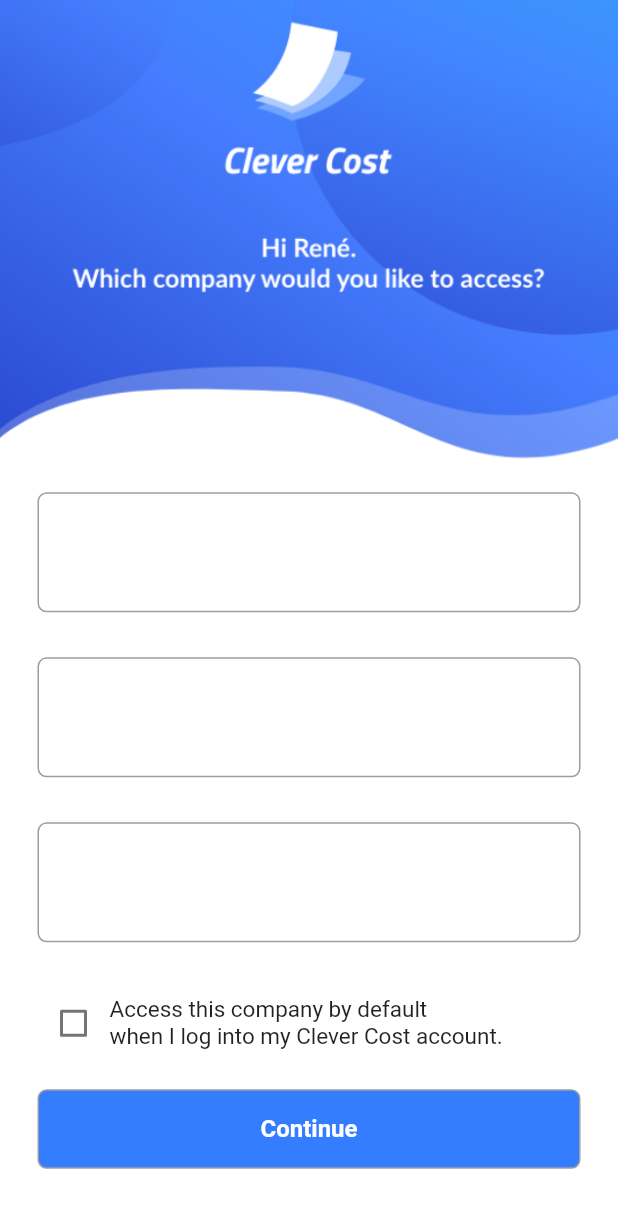
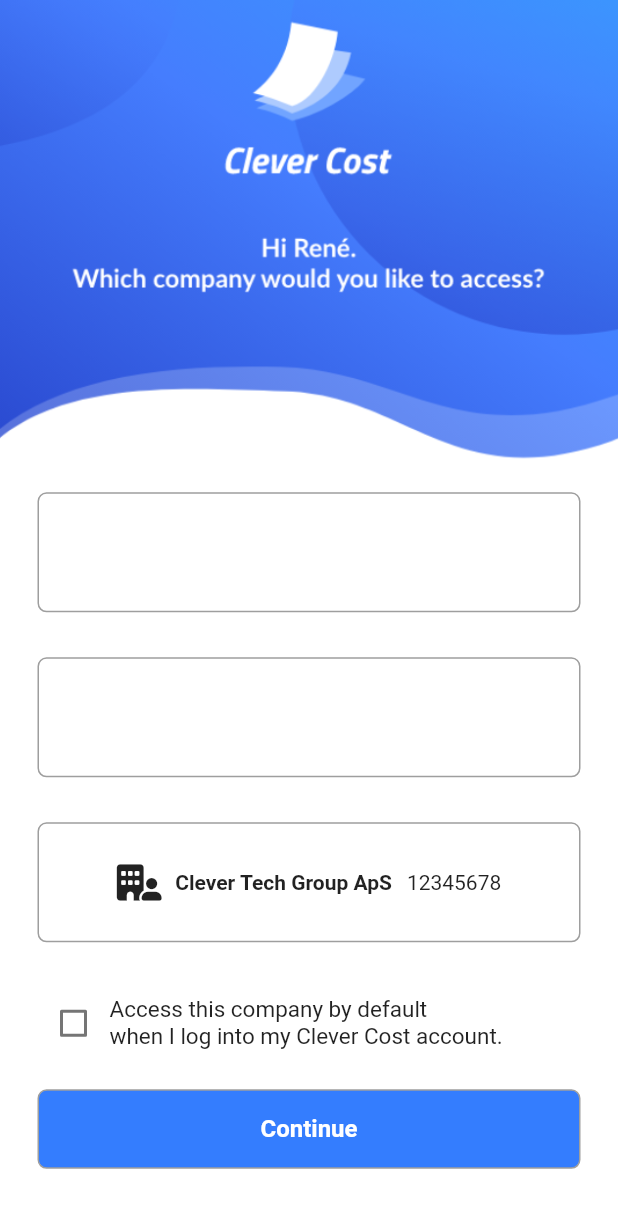
Before and after one commit to CleverCostGrp4/CleverCostFlutter, a Flutter app: the screen it shows after launch, after a tap on "Log in", on a phone screen of 412 x 824 dp. Shown: the top 1208 px of the screen. Run offline on Flutter 3.47's test engine with Material 2 defaults, Android fonts, the phone set to English and light mode, and no system bars; our stand-ins replace font_awesome_flutter, syncfusion_flutter_charts.

Commit message:
BasicButton and CompanyCard components added

```diff
--- /dev/null
+++ b/login_clevercost_1/lib/basic_buttom.dart
@@ -0,0 +1,39 @@
+import 'package:flutter/material.dart';
+import 'constants.dart';
+
+class BasicButton extends StatelessWidget {
+  const BasicButton({
+    super.key,
+    required this.onTap,
+    required this.buttonTitle,
+  });
+
+  final VoidCallback onTap;
+  final String buttonTitle;
+
+  @override
+  Widget build(BuildContext context) {
+    return GestureDetector(
+      behavior: HitTestBehavior.opaque,
+      onTap: onTap,
+      child: Container(
+        padding: const EdgeInsets.all(16),
+        decoration: BoxDecoration(
+          color: kBluePrimary,
+          borderRadius: BorderRadius.circular(6),
+          border: Border.all(color: Colors.grey),
+        ),
+        child: Center(
+          child: Text(
+            buttonTitle,
+            style: const TextStyle(
+              color: Colors.white,
+              fontWeight: FontWeight.bold,
+              fontSize: 16,
+            ),
+          ),
+        ),
+      ),
+    );
+  }
+}
--- /dev/null
+++ b/login_clevercost_1/lib/company_card.dart
@@ -0,0 +1,45 @@
+import 'package:flutter/material.dart';
+import 'package:login_clevercost_1/constants.dart';
+
+class CompanyCard extends StatelessWidget {
+  const CompanyCard({
+    super.key,
+    required this.onTap,
+    required this.companyIcon,
+    required this.companyName,
+    required this.companyCVR,
+  });
+
+  final VoidCallback onTap;
+  //Company Icon
+  final IconData companyIcon;
+  //Company Name
+  final String companyName;
+  //Company CVR Number
+  final int companyCVR;
+
+  @override
+  Widget build(BuildContext context) {
+    return Container(
+      height: 80,
+      decoration: BoxDecoration(
+        color: Colors.white,
+        border: Border.all(color: Colors.grey),
+        borderRadius: BorderRadius.circular(6),
+      ),
+      child: Row(
+        mainAxisAlignment: MainAxisAlignment.center,
+        children: <Widget>[
+          Icon(companyIcon),
+          const SizedBox(width: 15.0),
+          Text(
+            companyName,
+            style: kCompanyNameStyle,
+          ),
+          const SizedBox(width: 10.0),
+          Text(companyCVR.toString()),
+        ],
+      ),
+    );
+  }
+}
--- a/login_clevercost_1/lib/company_page.dart
+++ b/login_clevercost_1/lib/company_page.dart
@@ -1,7 +1,9 @@
 //ignore_for_file: prefer_const_constructors
 import 'package:flutter/material.dart';
-import 'package:login_clevercost_1/dashboard.dart';
+import 'package:font_awesome_flutter/font_awesome_flutter.dart';
+import 'package:login_clevercost_1/basic_buttom.dart';
 
+import 'company_card.dart';
 import 'diagrams/doughnut_diagram.dart';
 
 class CompanyPage extends StatefulWidget {
@@ -65,13 +67,11 @@ class _CompanyPageState extends State<CompanyPage> {
 
               Padding(
                 padding: const EdgeInsets.symmetric(horizontal: 25.0),
-                child: Container(
-                  height: 80,
-                  decoration: BoxDecoration(
-                    color: Colors.white,
-                    border: Border.all(color: Colors.grey),
-                    borderRadius: BorderRadius.circular(6),
-                  ),
+                child: CompanyCard(
+                  companyName: 'Clever Tech Group ApS',
+                  companyCVR: 12345678,
+                  companyIcon: FontAwesomeIcons.buildingUser,
+                  onTap: () {},
                 ),
               ),
               SizedBox(height: 30), //Spacing
@@ -110,26 +110,9 @@ class _CompanyPageState extends State<CompanyPage> {
               //Continue Button
               Padding(
                 padding: const EdgeInsets.symmetric(horizontal: 25.0),
-                child: GestureDetector(
+                child: BasicButton(
+                  buttonTitle: 'Continue',
                   onTap: continueToDash,
-                  child: Container(
-                    padding: EdgeInsets.all(16),
-                    decoration: BoxDecoration(
-                      color: Color(0xff347dfe),
-                      borderRadius: BorderRadius.circular(6),
-                      border: Border.all(color: Colors.grey),
-                    ),
-                    child: Center(
-                      child: Text(
-                        'Continue',
-                        style: TextStyle(
-                          color: Colors.white,
-                          fontWeight: FontWeight.bold,
-                          fontSize: 16,
-                        ),
-                      ),
-                    ),
-                  ),
                 ),
               ),
             ],
--- /dev/null
+++ b/login_clevercost_1/lib/constants.dart
@@ -0,0 +1,11 @@
+import 'package:flutter/material.dart';
+
+const kBluePrimary = Color(0xFF347DFE);
+const kBlueSecondary = Color(0xFFC1D8FF);
+const kTextFieldColour = Color(0xFFEDEDF2);
+const kTextColour = Color(0xFF43425D);
+
+const kCompanyNameStyle = TextStyle(
+  fontSize: 14.0,
+  fontWeight: FontWeight.bold,
+);
--- a/login_clevercost_1/lib/dashboard.dart
+++ b/login_clevercost_1/lib/dashboard.dart
@@ -65,7 +65,7 @@ class _MyHomePageState extends State<MyHomePage> {
                   position: LegendPosition.bottom,
                   offset: const Offset(0, -70)),
             ),
-            SizedBox(height: 20),
+            const SizedBox(height: 20),
             SfCircularChart(
               title: ChartTitle(
                   text: 'Top Suppliers in millions',
@@ -86,7 +86,7 @@ class _MyHomePageState extends State<MyHomePage> {
                   position: LegendPosition.bottom,
                   offset: const Offset(0, -70)),
             ),
-            SizedBox(height: 20),
+            const SizedBox(height: 20),
             SfCircularChart(
               title: ChartTitle(
                   text: 'Top Suppliers in millions',
--- a/login_clevercost_1/lib/diagrams/doughnut_diagram.dart
+++ b/login_clevercost_1/lib/diagrams/doughnut_diagram.dart
@@ -89,7 +89,7 @@ class _DonutChartScreenState extends State<DonutChartScreen> {
         // Wrappede body med en Column. Fordi uden Column, så prøver body at fylde hele skærmen
         body: Column(
           children: [
-            Container(
+            SizedBox(
               height: 500,
               child: ListView(
                 scrollDirection: Axis.horizontal,
--- a/login_clevercost_1/lib/login_page.dart
+++ b/login_clevercost_1/lib/login_page.dart
@@ -1,5 +1,6 @@
 //ignore_for_file: prefer_const_constructors
 import 'package:flutter/material.dart';
+import 'basic_buttom.dart';
 import 'company_page.dart';
 
 class LoginPage extends StatefulWidget {
@@ -152,26 +153,9 @@ class _LoginPageState extends State<LoginPage> {
                 //Log in
                 Padding(
                   padding: const EdgeInsets.symmetric(horizontal: 25.0),
-                  child: GestureDetector(
+                  child: BasicButton(
+                    buttonTitle: 'Log in',
                     onTap: signIn,
-                    child: Container(
-                      padding: EdgeInsets.all(16),
-                      decoration: BoxDecoration(
-                        color: Color(0xff347dfe),
-                        borderRadius: BorderRadius.circular(6),
-                        border: Border.all(color: Colors.grey),
-                      ),
-                      child: Center(
-                        child: Text(
-                          'Log in',
-                          style: TextStyle(
-                            color: Colors.white,
-                            fontWeight: FontWeight.bold,
-                            fontSize: 16,
-                          ),
-                        ),
-                      ),
-                    ),
                   ),
                 ),
 
--- a/login_clevercost_1/pubspec.yaml
+++ b/login_clevercost_1/pubspec.yaml
@@ -11,6 +11,7 @@ dependencies:
     sdk: flutter
   water_drop_nav_bar: ^2.2.0+5
   syncfusion_flutter_charts: ^21.1.35
+  font_awesome_flutter: ^10.4.0
 
 dev_dependencies:
   flutter_lints: ^2.0.0
```
